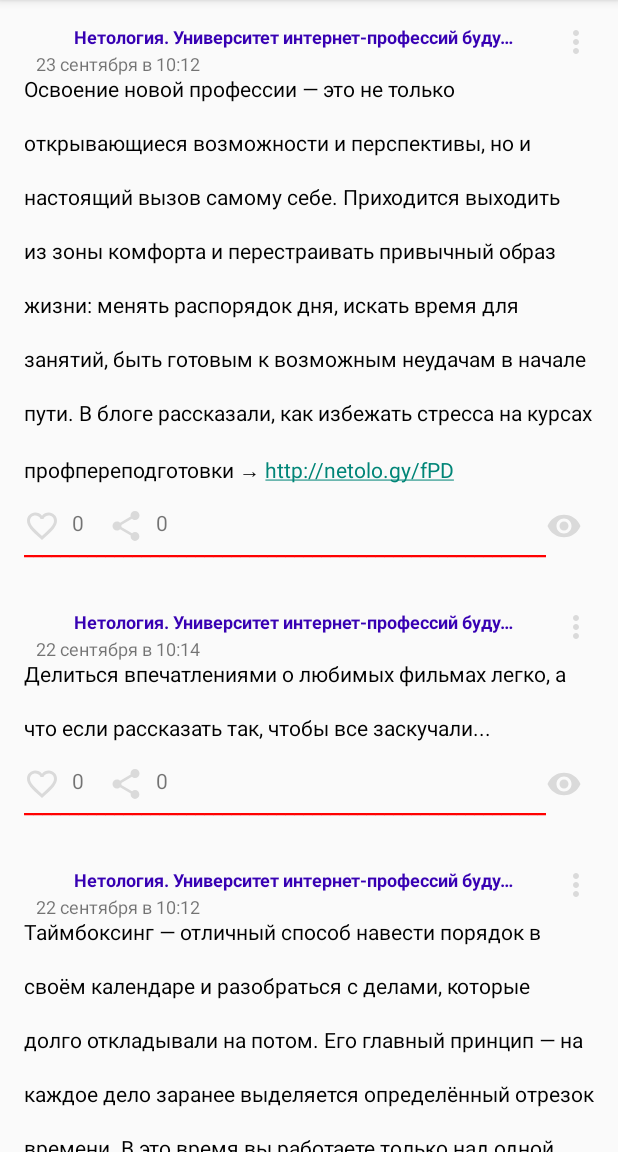
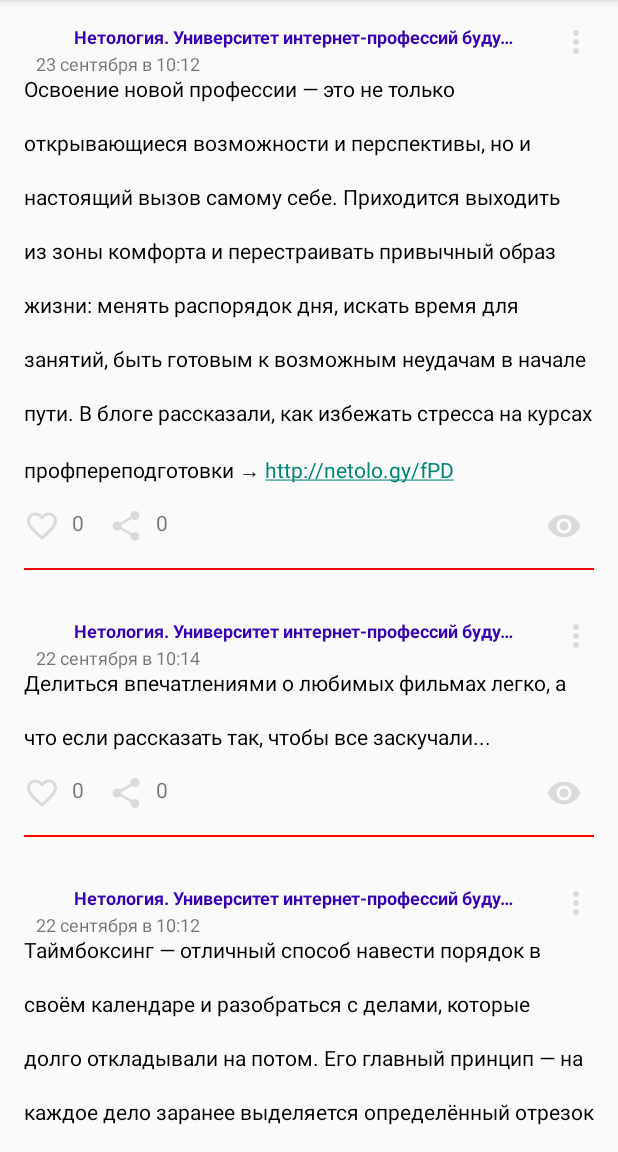
Before and after one commit to nicys/NMedia-, an Android app: the screen it shows after launch (MainActivity), on a phone screen of 412 x 824 dp, the part 84-1236 px from its top. Run offline under Robolectric (Android 15) with nearby library versions, the phone set to English and light mode, and no system bars.

Commit message:
Added View

```diff
--- a/app/src/main/res/layout/card_post.xml
+++ b/app/src/main/res/layout/card_post.xml
@@ -142,16 +142,14 @@
         app:layout_constraintTop_toBottomOf="@+id/content"
         app:srcCompat="@drawable/ic_viwed_24" />
 
-    <TextView
+    <View
         android:id="@+id/line"
-        android:layout_width="wrap_content"
-        android:layout_height="wrap_content"
-        android:layout_marginTop="32dp"
-        android:singleLine="true"
-        android:text="@string/line"
-        android:textColor="@color/red"
-        android:textStyle="bold"
+        android:layout_width="0dp"
+        android:layout_height="1dp"
+        android:layout_marginTop="16dp"
+        android:background="@color/red"
+        app:layout_constraintEnd_toEndOf="parent"
         app:layout_constraintStart_toStartOf="parent"
-        app:layout_constraintTop_toBottomOf="@+id/content" />
+        app:layout_constraintTop_toBottomOf="@+id/like" />
 
 </androidx.constraintlayout.widget.ConstraintLayout>
```
